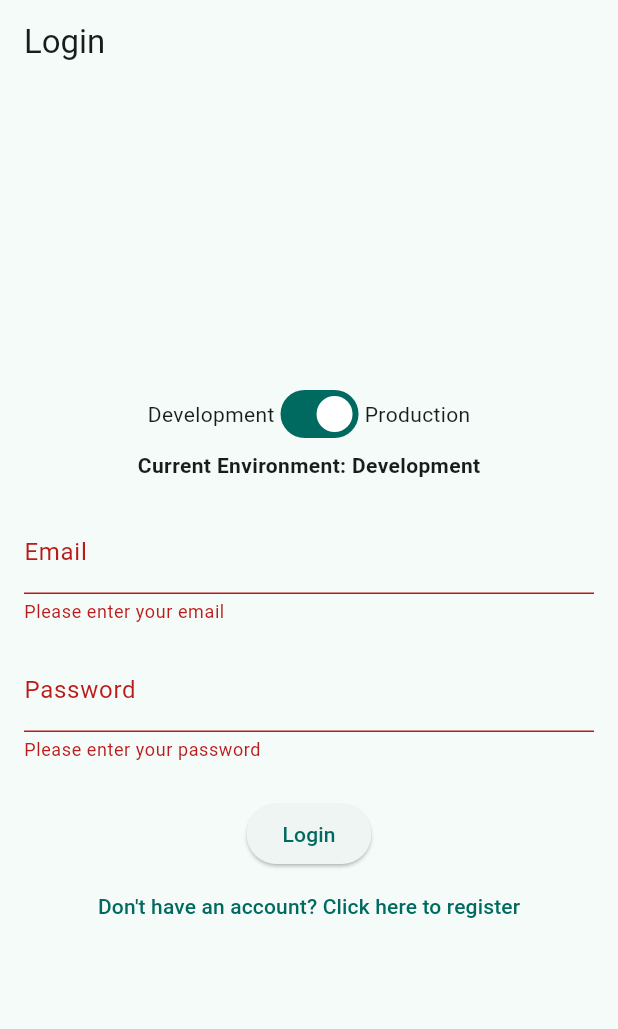
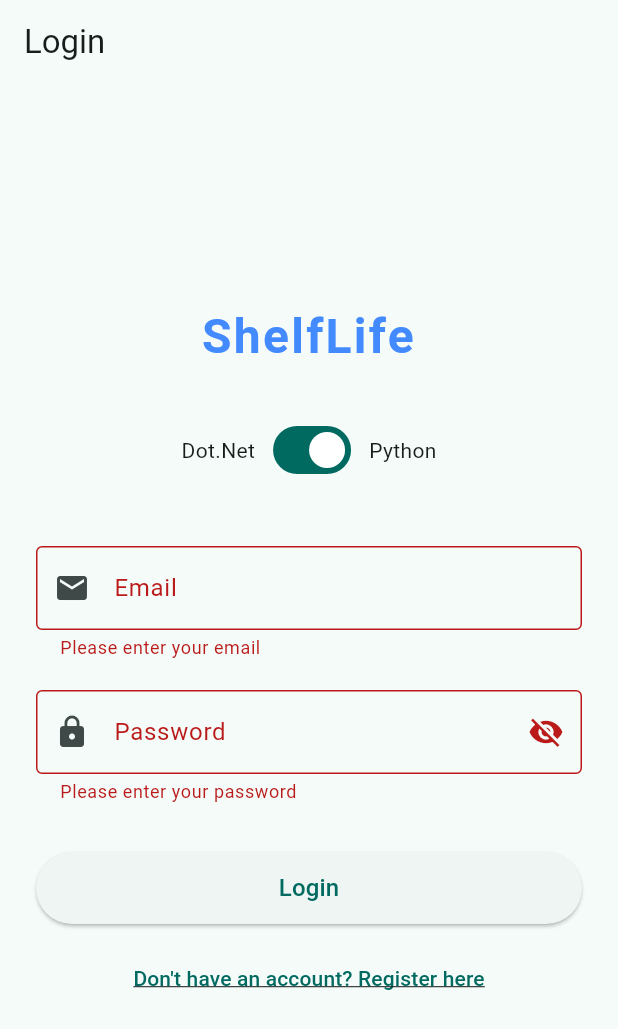
Before and after one commit to pradipkhutwad07/InviHackethon_flutter, a Flutter app: the screen it shows after launch, after a tap on "Login", on a phone screen of 412 x 824 dp. Shown: the top 1029 px of the screen. Run offline on Flutter 3.47's test engine with Material 3 defaults, Android fonts, the phone set to English and light mode, and no system bars; our stand-ins replace firebase_core, firebase_messaging, flutter_local_notifications, lottie, shared_preferences; accounts and stored records are empty; network calls fail.

Commit message:
feat: Implement push notifications with Firebase integration and local notifications setup

```diff
--- a/shelflife/lib/main.dart
+++ b/shelflife/lib/main.dart
@@ -1,7 +1,9 @@
 import 'package:firebase_core/firebase_core.dart';
+import 'package:firebase_messaging/firebase_messaging.dart';
 import 'package:flutter/material.dart';
 import 'package:provider/provider.dart';
 import 'package:shared_preferences/shared_preferences.dart';
+import 'package:shelflife/screens/notification_service.dart';
 import 'package:shelflife/screens/setting_screen.dart';
 
 // Services
@@ -14,12 +16,20 @@ import 'screens/login_screen.dart';
 import 'screens/dashboard_screen.dart';
 import 'screens/registration_screen.dart';
 
+Future<void> _firebaseMessagingBackgroundHandler(RemoteMessage message) async {
+  // If using Flutter binding, initialize here
+  await Firebase.initializeApp();
+  print('Handling a background message: ${message.messageId}');
+}
+
 void main() async {
   // Ensure Flutter binding is initialized
   WidgetsFlutterBinding.ensureInitialized();
 
   await Firebase.initializeApp();
+  FirebaseMessaging.onBackgroundMessage(_firebaseMessagingBackgroundHandler);
   // Initialize SharedPreferences
+  await NotificationService().initialize();
   final prefs = await SharedPreferences.getInstance();
 
   // Initialize AuthService
@@ -28,12 +38,7 @@ void main() async {
   // Initialize ApiService
   final apiService = ApiService();
 
-  runApp(
-    MyApp(
-      authService: authService,
-      apiService: apiService,
-    ),
-  );
+  runApp(MyApp(authService: authService, apiService: apiService));
 }
 
 class MyApp extends StatelessWidget {
@@ -45,6 +50,7 @@ class MyApp extends StatelessWidget {
   @override
   Widget build(BuildContext context) {
     return MaterialApp(
+      debugShowCheckedModeBanner: false,
       title: 'ShelfLife',
       theme: ThemeData(
         primarySwatch: Colors.teal,
@@ -54,7 +60,9 @@ class MyApp extends StatelessWidget {
       ),
       initialRoute: '/',
       routes: {
-        '/': (context) => SplashScreen(apiService: apiService,authService: authService),
+        '/':
+            (context) =>
+                SplashScreen(apiService: apiService, authService: authService),
         '/login': (context) => LoginScreen(),
         '/register': (context) => RegistrationScreen(),
         '/dashboard': (context) => DashboardScreen(),
--- a/shelflife/lib/screens/dashboard_screen.dart
+++ b/shelflife/lib/screens/dashboard_screen.dart
@@ -519,7 +519,7 @@ class _DashboardScreenState extends State<DashboardScreen> {
   Widget build(BuildContext context) {
     return Scaffold(
       appBar: AppBar(
-        title: Text('Welcome, $_userName!'),
+        title: Text('Dashboard'),
         actions: [
           IconButton(
             icon: const Icon(Icons.settings),
--- a/shelflife/lib/screens/login_screen.dart
+++ b/shelflife/lib/screens/login_screen.dart
@@ -1,10 +1,9 @@
-// lib/screens/login_screen.dart
 import 'package:firebase_messaging/firebase_messaging.dart';
 import 'package:flutter/material.dart';
-import 'package:go_router/go_router.dart';
+import 'package:shelflife/screens/notification_service.dart';
+import 'package:shelflife/screens/registration_screen.dart';
 import 'package:shelflife/services/api_service.dart';
 import 'package:shelflife/services/auth_service.dart';
-import 'package:shelflife/screens/registration_screen.dart';
 
 class LoginScreen extends StatefulWidget {
   const LoginScreen({super.key});
@@ -19,8 +18,8 @@ class _LoginScreenState extends State<LoginScreen> {
   final TextEditingController _passwordController = TextEditingController();
   bool _isLoading = false;
   String _errorMessage = '';
-  bool _isDevMode = true; // Default to development mode
-
+  bool _isDevMode = true;
+  bool _obscurePassword = true;
   late ApiService _apiService;
   late AuthService _authService;
 
@@ -29,7 +28,7 @@ class _LoginScreenState extends State<LoginScreen> {
     super.initState();
     _apiService = ApiService();
     _authService = AuthService();
-    _apiService.setBaseUrl(ApiService.devBaseUrl); // default
+    _apiService.setBaseUrl(ApiService.devBaseUrl);
   }
 
   @override
@@ -47,7 +46,7 @@ class _LoginScreenState extends State<LoginScreen> {
       });
 
       try {
-        final fcmToken = await getFcmToken() ?? 'default_token';
+        final fcmToken = await NotificationService().getFcmToken() ?? 'default_token';
 
         await _apiService.setBaseUrl(
           _isDevMode ? ApiService.devBaseUrl : ApiService.prodBaseUrl,
@@ -59,15 +58,10 @@ class _LoginScreenState extends State<LoginScreen> {
           'fcmToken': fcmToken,
         });
 
-        print('Login response: $response');
-
         if (response != null && response['status'] == 1) {
-          // Extract the access token from response['data']
           final token = response['data']?['access_token'];
           if (token != null) {
             await _authService.saveToken(token);
-
-            // Navigate to dashboard screen using Navigator
             Navigator.pushReplacementNamed(context, '/dashboard');
           } else {
             setState(() {
@@ -76,8 +70,7 @@ class _LoginScreenState extends State<LoginScreen> {
           }
         } else {
           setState(() {
-            _errorMessage =
-                response?['message'] ?? 'Login failed. Please try again.';
+            _errorMessage = response?['message'] ?? 'Login failed. Please try again.';
           });
         }
       } catch (e) {
@@ -95,30 +88,42 @@ class _LoginScreenState extends State<LoginScreen> {
   Future<String?> getFcmToken() async {
     try {
       final fcmToken = await FirebaseMessaging.instance.getToken();
-      print('FCM Token: $fcmToken');
       return fcmToken;
-    } catch (e) {
-      print('Error getting FCM token: $e');
+    } catch (_) {
       return null;
     }
   }
 
   @override
   Widget build(BuildContext context) {
+    final theme = Theme.of(context);
+
     return Scaffold(
       appBar: AppBar(title: const Text('Login')),
-      body: Padding(
-        padding: const EdgeInsets.all(16.0),
+      body: Center(
+        child: SingleChildScrollView(
+          padding: const EdgeInsets.symmetric(horizontal: 24.0),
           child: Form(
             key: _formKey,
             child: Column(
-            mainAxisAlignment: MainAxisAlignment.center,
-            children: <Widget>[
+              mainAxisSize: MainAxisSize.min,
+              children: [
                 // Environment Toggle
+                  Text(
+                'ShelfLife',
+                style: theme.textTheme.headlineLarge?.copyWith(
+                  fontWeight: FontWeight.bold,
+                  color: Colors.blueAccent,
+                  letterSpacing: 1.5,
+                ),
+                textAlign: TextAlign.center,
+              ),
+              const SizedBox(height: 32),
                 Row(
                   mainAxisAlignment: MainAxisAlignment.center,
                   children: [
-                  const Text('Development'),
+                    Text('Dot.Net', style: theme.textTheme.bodyMedium),
+                    const SizedBox(width: 8),
                     Switch(
                       value: _isDevMode,
                       onChanged: (value) async {
@@ -130,19 +135,28 @@ class _LoginScreenState extends State<LoginScreen> {
                         );
                       },
                     ),
-                  const Text('Production'),
+                    const SizedBox(width: 8),
+                    Text('Python', style: theme.textTheme.bodyMedium),
                   ],
                 ),
-              Padding(
-                padding: const EdgeInsets.only(bottom: 20.0),
-                child: Text(
-                  'Current Environment: ${_isDevMode ? "Development" : "Production"}',
-                  style: const TextStyle(fontWeight: FontWeight.bold),
-                ),
-              ),
+
+                const SizedBox(height: 8),
+
+                // Text(
+                //   'Current Environment: ${_isDevMode ? "Development" : "Production"}',
+                //   style: theme.textTheme.titleMedium?.copyWith(fontWeight: FontWeight.bold),
+                // ),
+
+                const SizedBox(height: 32),
+
+                // Email field
                 TextFormField(
                   controller: _emailController,
-                decoration: const InputDecoration(labelText: 'Email'),
+                  decoration: const InputDecoration(
+                    labelText: 'Email',
+                    prefixIcon: Icon(Icons.email),
+                    border: OutlineInputBorder(),
+                  ),
                   keyboardType: TextInputType.emailAddress,
                   validator: (value) {
                     if (value == null || value.isEmpty) {
@@ -154,11 +168,28 @@ class _LoginScreenState extends State<LoginScreen> {
                     return null;
                   },
                 ),
-              const SizedBox(height: 16.0),
+
+                const SizedBox(height: 20),
+
+                // Password field
                 TextFormField(
                   controller: _passwordController,
-                decoration: const InputDecoration(labelText: 'Password'),
-                obscureText: true,
+                  obscureText: _obscurePassword,
+                  decoration: InputDecoration(
+                    labelText: 'Password',
+                    prefixIcon: const Icon(Icons.lock),
+                    border: const OutlineInputBorder(),
+                    suffixIcon: IconButton(
+                      icon: Icon(
+                        _obscurePassword ? Icons.visibility_off : Icons.visibility,
+                      ),
+                      onPressed: () {
+                        setState(() {
+                          _obscurePassword = !_obscurePassword;
+                        });
+                      },
+                    ),
+                  ),
                   validator: (value) {
                     if (value == null || value.isEmpty) {
                       return 'Please enter your password';
@@ -166,27 +197,42 @@ class _LoginScreenState extends State<LoginScreen> {
                     return null;
                   },
                 ),
-              const SizedBox(height: 24.0),
-              if (_isLoading)
-                const CircularProgressIndicator()
-              else
-                ElevatedButton(onPressed: _login, child: const Text('Login')),
+
+                const SizedBox(height: 32),
+
+                // Login button or loading indicator
+                SizedBox(
+                  width: double.infinity,
+                  height: 48,
+                  child: _isLoading
+                      ? const Center(child: CircularProgressIndicator())
+                      : ElevatedButton(
+                          onPressed: _login,
+                          child: const Text('Login', style: TextStyle(fontSize: 16)),
+                        ),
+                ),
+
+                const SizedBox(height: 12),
+
+                // Register link
                 TextButton(
                   onPressed: () {
                     Navigator.pushReplacement(
                       context,
                       MaterialPageRoute(
-                      builder: (context) => const RegistrationScreen(),
+                        builder: (_) => const RegistrationScreen(),
                       ),
                     );
                   },
                   child: const Text(
-                  'Don\'t have an account? Click here to register',
+                    'Don\'t have an account? Register here',
+                    style: TextStyle(decoration: TextDecoration.underline),
                   ),
                 ),
+
                 if (_errorMessage.isNotEmpty)
                   Padding(
-                  padding: const EdgeInsets.only(top: 16.0),
+                    padding: const EdgeInsets.only(top: 20),
                     child: Text(
                       _errorMessage,
                       style: const TextStyle(color: Colors.red),
@@ -197,6 +243,7 @@ class _LoginScreenState extends State<LoginScreen> {
             ),
           ),
         ),
+      ),
     );
   }
 }
--- /dev/null
+++ b/shelflife/lib/screens/notification_service.dart
@@ -0,0 +1,96 @@
+import 'package:firebase_messaging/firebase_messaging.dart';
+import 'package:flutter_local_notifications/flutter_local_notifications.dart';
+import 'package:flutter/material.dart';
+
+// This is the background message handler
+Future<void> firebaseMessagingBackgroundHandler(RemoteMessage message) async {
+  print('Handling a background message: ${message.messageId}');
+  // You can perform background processing here if needed
+}
+
+class NotificationService {
+  static final NotificationService _instance = NotificationService._internal();
+
+  factory NotificationService() => _instance;
+
+  NotificationService._internal();
+
+  final FlutterLocalNotificationsPlugin flutterLocalNotificationsPlugin =
+      FlutterLocalNotificationsPlugin();
+
+  // Android channel details
+  final AndroidNotificationChannel channel = const AndroidNotificationChannel(
+    'high_importance_channel', // id
+    'High Importance Notifications', // title
+    description: 'This channel is used for important notifications.', // description
+    importance: Importance.high,
+  );
+
+  Future<void> initialize() async {
+    // Initialize Flutter Local Notifications
+    const AndroidInitializationSettings androidInitializationSettings =
+        AndroidInitializationSettings('@mipmap/ic_launcher');
+
+    const InitializationSettings initializationSettings =
+        InitializationSettings(android: androidInitializationSettings);
+
+    await flutterLocalNotificationsPlugin.initialize(initializationSettings,
+        onDidReceiveNotificationResponse: (details) {
+      // Handle notification tap here if needed
+      print('Notification tapped with payload: ${details.payload}');
+    });
+
+    // Create notification channel for Android
+    await flutterLocalNotificationsPlugin
+        .resolvePlatformSpecificImplementation<
+            AndroidFlutterLocalNotificationsPlugin>()
+        ?.createNotificationChannel(channel);
+
+    // Set background message handler
+    FirebaseMessaging.onBackgroundMessage(firebaseMessagingBackgroundHandler);
+
+    // Foreground message handler
+    FirebaseMessaging.onMessage.listen((RemoteMessage message) {
+      print('Foreground message received: ${message.messageId}');
+
+      RemoteNotification? notification = message.notification;
+      AndroidNotification? android = message.notification?.android;
+
+      if (notification != null && android != null) {
+        flutterLocalNotificationsPlugin.show(
+          notification.hashCode,
+          notification.title,
+          notification.body,
+          NotificationDetails(
+            android: AndroidNotificationDetails(
+              channel.id,
+              channel.name,
+              channelDescription: channel.description,
+              icon: '@mipmap/ic_launcher',
+              importance: Importance.high,
+              priority: Priority.high,
+            ),
+          ),
+          payload: message.data['payload'] ?? '',
+        );
+      }
+    });
+
+    // Handle when app is opened from a notification (terminated or background)
+    FirebaseMessaging.onMessageOpenedApp.listen((RemoteMessage message) {
+      print('Notification caused app to open: ${message.messageId}');
+      // You can navigate to a specific screen here
+    });
+  }
+
+  Future<String?> getFcmToken() async {
+    try {
+      final token = await FirebaseMessaging.instance.getToken();
+      print('FCM Token: $token');
+      return token;
+    } catch (e) {
+      print('Error fetching FCM token: $e');
+      return null;
+    }
+  }
+}
--- a/shelflife/lib/services/api_service.dart
+++ b/shelflife/lib/services/api_service.dart
@@ -8,9 +8,9 @@ class ApiService {
   final AuthService _authService;
   static const String _baseUrlKey = 'baseUrl';
   static const String devBaseUrl =
-      'https://70c0cda8a035.ngrok-free.app'; // Development URL (Android emulator)
+      'https://adequate-starling-obviously.ngrok-free.app'; // Development URL (Android emulator)
   static const String prodBaseUrl =
-      'https://70c0cda8a035.ngrok-free.app'; // Production URL
+      'https://novel-neatly-calf.ngrok-free.app'; // Production URL
 
   ApiService({AuthService? authService})
     : _authService = authService ?? AuthService();
```
Also changed, not shown: shelflife/lib/screens/helper.dart (added, +18 -0 lines), shelflife/lib/screens/registration_screen.dart (+35 -9 lines), 1 other file. Lines whose indentation alone changed are shown as unchanged.
